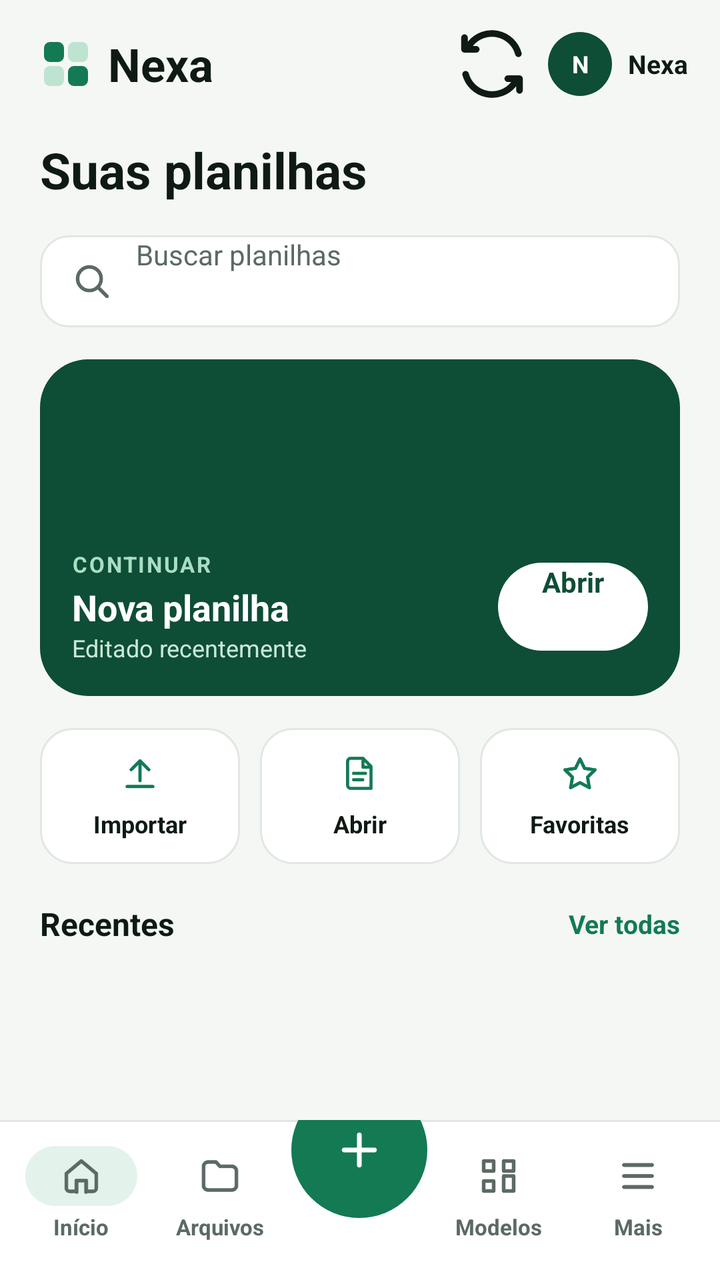
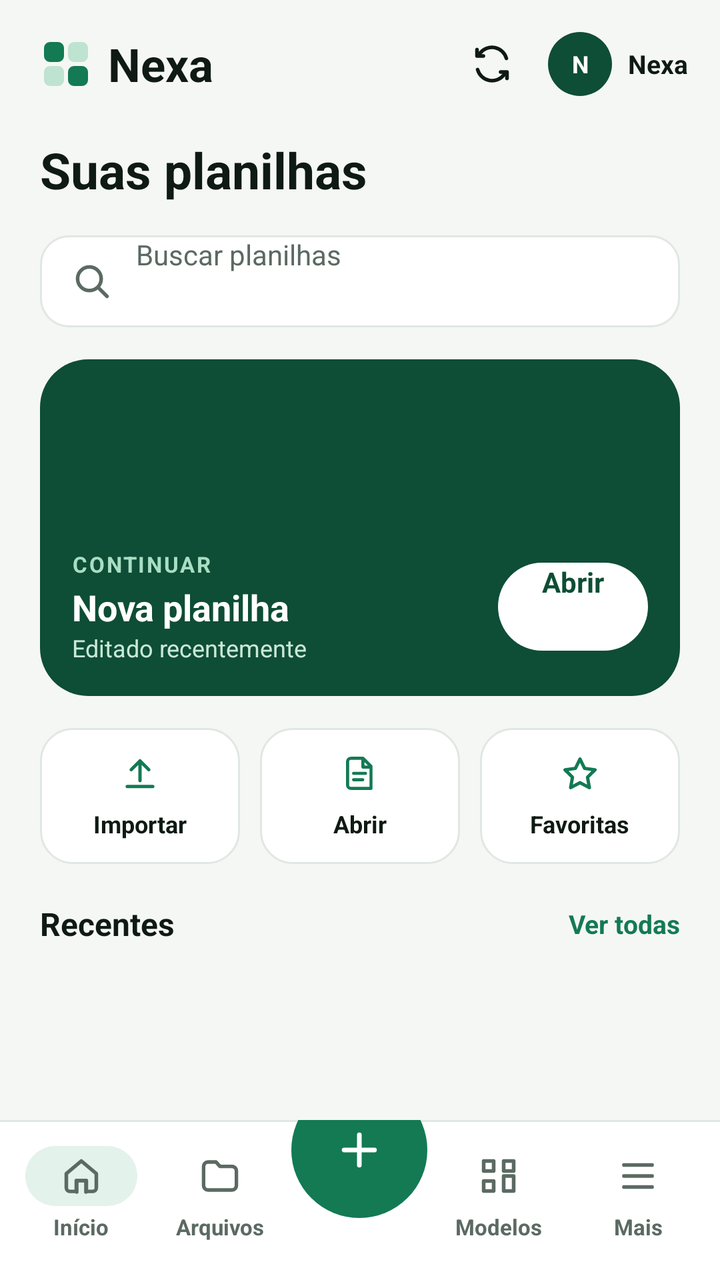

Before-and-after screenshots of an Android layout around one commit, followed by the original layout XML and the change that was made.
<!-- AndroidManifest.xml: activity theme Theme.Nexa.Starting -->
<!-- res/layout/activity_main.xml -->
<?xml version="1.0" encoding="utf-8"?>
<LinearLayout xmlns:android="http://schemas.android.com/apk/res/android" xmlns:app="http://schemas.android.com/apk/res-auto" android:layout_width="match_parent" android:layout_height="match_parent" android:orientation="vertical" android:background="@color/nexa_bg" android:fitsSystemWindows="true">
<LinearLayout android:id="@+id/header" android:layout_width="match_parent" android:layout_height="64dp" android:gravity="center_vertical" android:orientation="horizontal" android:paddingStart="20dp" android:paddingEnd="16dp">
<ImageView android:layout_width="26dp" android:layout_height="26dp" android:contentDescription="@string/cd_logo" android:src="@drawable/ic_logo"/>
<TextView android:layout_width="0dp" android:layout_height="wrap_content" android:layout_marginStart="8dp" android:layout_weight="1" android:text="@string/app_name" android:textColor="@color/nexa_ink" android:textSize="23sp" android:textStyle="bold"/>
<ImageButton android:id="@+id/btnRefresh" android:layout_width="44dp" android:layout_height="44dp" android:background="?attr/selectableItemBackgroundBorderless" android:contentDescription="@string/cd_refresh" android:src="@drawable/ic_refresh" app:tint="@color/nexa_ink"/>
<TextView android:id="@+id/avatar" android:layout_width="32dp" android:layout_height="32dp" android:layout_marginStart="6dp" android:background="@drawable/bg_avatar" android:gravity="center" android:text="@string/user_initials" android:textColor="@color/nexa_white" android:textSize="12sp" android:textStyle="bold"/>
<TextView android:id="@+id/userName" android:layout_width="wrap_content" android:layout_height="wrap_content" android:layout_marginStart="8dp" android:text="@string/user_name" android:textColor="@color/nexa_ink" android:textSize="13sp" android:textStyle="bold"/>
</LinearLayout>
<androidx.core.widget.NestedScrollView android:id="@+id/scroll" android:layout_width="match_parent" android:layout_height="0dp" android:layout_weight="1" android:clipToPadding="false" android:paddingBottom="40dp">
<LinearLayout android:layout_width="match_parent" android:layout_height="wrap_content" android:orientation="vertical" android:paddingStart="20dp" android:paddingEnd="20dp">
<TextView android:layout_width="wrap_content" android:layout_height="wrap_content" android:layout_marginTop="4dp" android:text="@string/title_sheets" android:textColor="@color/nexa_ink" android:textSize="25sp" android:textStyle="bold"/>
<EditText android:id="@+id/search" android:layout_width="match_parent" android:layout_height="46dp" android:layout_marginTop="16dp" android:background="@drawable/bg_input" android:drawableStart="@drawable/ic_search" android:drawablePadding="10dp" android:drawableTint="@color/nexa_muted" android:hint="@string/search_hint" android:imeOptions="actionSearch" android:inputType="text" android:maxLines="1" android:paddingStart="14dp" android:paddingEnd="14dp" android:textColor="@color/nexa_ink" android:textColorHint="@color/nexa_muted" android:textSize="14sp"/>
<LinearLayout android:layout_width="match_parent" android:layout_height="wrap_content" android:layout_marginTop="16dp" android:background="@drawable/bg_card_featured" android:orientation="vertical" android:padding="16dp">
<GridLayout android:id="@+id/gridPreview" android:layout_width="match_parent" android:layout_height="65dp" android:columnCount="8" android:rowCount="3"/>
<LinearLayout android:layout_width="match_parent" android:layout_height="wrap_content" android:layout_marginTop="14dp" android:gravity="center_vertical" android:orientation="horizontal">
<LinearLayout android:layout_width="0dp" android:layout_height="wrap_content" android:layout_weight="1" android:orientation="vertical"><TextView android:layout_width="wrap_content" android:layout_height="wrap_content" android:letterSpacing="0.08" android:text="@string/continue_label" android:textColor="@color/nexa_mint" android:textSize="11sp" android:textStyle="bold"/><TextView android:id="@+id/featuredName" android:layout_width="wrap_content" android:layout_height="wrap_content" android:layout_marginTop="2dp" android:text="@string/featured_name" android:textColor="@color/nexa_white" android:textSize="18sp" android:textStyle="bold"/><TextView android:id="@+id/featuredEdited" android:layout_width="wrap_content" android:layout_height="wrap_content" android:text="@string/featured_edited" android:textColor="@color/nexa_mint_soft" android:textSize="12sp"/></LinearLayout>
<Button android:id="@+id/btnOpen" android:layout_width="wrap_content" android:layout_height="44dp" android:background="@drawable/bg_button_white" android:minWidth="0dp" android:paddingStart="22dp" android:paddingEnd="22dp" android:stateListAnimator="@null" android:text="@string/open" android:textAllCaps="false" android:textColor="@color/nexa_green_deep" android:textSize="14sp" android:textStyle="bold"/>
</LinearLayout></LinearLayout>
<LinearLayout android:layout_width="match_parent" android:layout_height="68dp" android:layout_marginTop="16dp" android:orientation="horizontal">
<LinearLayout android:id="@+id/shortcutImport" android:layout_width="0dp" android:layout_height="68dp" android:layout_marginEnd="10dp" android:layout_weight="1" android:background="@drawable/bg_shortcut" android:clickable="true" android:focusable="true" android:gravity="center" android:orientation="vertical"><ImageView android:layout_width="22dp" android:layout_height="22dp" android:src="@drawable/ic_upload" app:tint="@color/nexa_green"/><TextView android:layout_width="wrap_content" android:layout_height="wrap_content" android:layout_marginTop="6dp" android:text="@string/shortcut_import" android:textColor="@color/nexa_ink" android:textSize="12sp" android:textStyle="bold"/></LinearLayout>
<LinearLayout android:id="@+id/shortcutOpen" android:layout_width="0dp" android:layout_height="68dp" android:layout_marginEnd="10dp" android:layout_weight="1" android:background="@drawable/bg_shortcut" android:clickable="true" android:focusable="true" android:gravity="center" android:orientation="vertical"><ImageView android:layout_width="22dp" android:layout_height="22dp" android:src="@drawable/ic_file" app:tint="@color/nexa_green"/><TextView android:layout_width="wrap_content" android:layout_height="wrap_content" android:layout_marginTop="6dp" android:text="@string/shortcut_open" android:textColor="@color/nexa_ink" android:textSize="12sp" android:textStyle="bold"/></LinearLayout>
<LinearLayout android:id="@+id/shortcutFavorites" android:layout_width="0dp" android:layout_height="68dp" android:layout_weight="1" android:background="@drawable/bg_shortcut" android:clickable="true" android:focusable="true" android:gravity="center" android:orientation="vertical"><ImageView android:layout_width="22dp" android:layout_height="22dp" android:src="@drawable/ic_star" app:tint="@color/nexa_green"/><TextView android:layout_width="wrap_content" android:layout_height="wrap_content" android:layout_marginTop="6dp" android:text="@string/shortcut_favorites" android:textColor="@color/nexa_ink" android:textSize="12sp" android:textStyle="bold"/></LinearLayout>
</LinearLayout>
<LinearLayout android:layout_width="match_parent" android:layout_height="28dp" android:layout_marginTop="16dp" android:gravity="center_vertical" android:orientation="horizontal"><TextView android:layout_width="0dp" android:layout_height="wrap_content" android:layout_weight="1" android:text="@string/recents" android:textColor="@color/nexa_ink" android:textSize="16sp" android:textStyle="bold"/><TextView android:id="@+id/btnSeeAll" android:layout_width="wrap_content" android:layout_height="wrap_content" android:text="@string/see_all" android:textColor="@color/nexa_green" android:textSize="13sp" android:textStyle="bold"/></LinearLayout>
<LinearLayout android:id="@+id/listRecents" android:layout_width="match_parent" android:layout_height="wrap_content" android:orientation="vertical"/>
</LinearLayout></androidx.core.widget.NestedScrollView>
<FrameLayout android:id="@+id/navBar" android:layout_width="match_parent" android:layout_height="80dp" android:background="@color/nexa_white" android:clipChildren="false" android:clipToPadding="false" app:layout_constraintBottom_toBottomOf="parent"><View android:layout_width="match_parent" android:layout_height="1dp" android:background="@color/nexa_line"/>
<LinearLayout android:layout_width="match_parent" android:layout_height="match_parent" android:clipChildren="false" android:orientation="horizontal" android:paddingStart="6dp" android:paddingEnd="6dp" android:paddingBottom="6dp" android:weightSum="5">
<LinearLayout android:id="@+id/navHome" android:layout_width="0dp" android:layout_height="match_parent" android:layout_weight="1" android:clickable="true" android:focusable="true" android:gravity="center" android:orientation="vertical"><FrameLayout android:layout_width="56dp" android:layout_height="30dp"><View android:id="@+id/pillHome" android:layout_width="match_parent" android:layout_height="match_parent" android:background="@drawable/bg_pill"/><ImageView android:id="@+id/iconHome" android:layout_width="24dp" android:layout_height="24dp" android:layout_gravity="center" android:src="@drawable/ic_home" app:tint="@color/nexa_muted"/></FrameLayout><TextView android:id="@+id/labelHome" android:layout_width="wrap_content" android:layout_height="wrap_content" android:layout_marginTop="3dp" android:text="@string/nav_home" android:textColor="@color/nexa_muted" android:textSize="11sp" android:textStyle="bold"/></LinearLayout>
<LinearLayout android:id="@+id/navFiles" android:layout_width="0dp" android:layout_height="match_parent" android:layout_weight="1" android:clickable="true" android:focusable="true" android:gravity="center" android:orientation="vertical"><FrameLayout android:layout_width="56dp" android:layout_height="30dp"><View android:id="@+id/pillFiles" android:layout_width="match_parent" android:layout_height="match_parent" android:background="@drawable/bg_pill" android:visibility="invisible"/><ImageView android:id="@+id/iconFiles" android:layout_width="24dp" android:layout_height="24dp" android:layout_gravity="center" android:src="@drawable/ic_folder" app:tint="@color/nexa_muted"/></FrameLayout><TextView android:id="@+id/labelFiles" android:layout_width="wrap_content" android:layout_height="wrap_content" android:layout_marginTop="3dp" android:text="@string/nav_files" android:textColor="@color/nexa_muted" android:textSize="11sp" android:textStyle="bold"/></LinearLayout>
<FrameLayout android:layout_width="0dp" android:layout_height="match_parent" android:layout_weight="1" android:clipChildren="false"><ImageButton android:id="@+id/btnCreate" android:layout_width="68dp" android:layout_height="68dp" android:layout_gravity="center" android:background="@drawable/bg_fab" android:contentDescription="@string/cd_create" android:elevation="6dp" android:padding="20dp" android:src="@drawable/ic_plus" android:translationY="-22dp" app:tint="@color/nexa_white"/></FrameLayout>
<LinearLayout android:id="@+id/navTemplates" android:layout_width="0dp" android:layout_height="match_parent" android:layout_weight="1" android:clickable="true" android:focusable="true" android:gravity="center" android:orientation="vertical"><FrameLayout android:layout_width="56dp" android:layout_height="30dp"><View android:id="@+id/pillTemplates" android:layout_width="match_parent" android:layout_height="match_parent" android:background="@drawable/bg_pill" android:visibility="invisible"/><ImageView android:id="@+id/iconTemplates" android:layout_width="24dp" android:layout_height="24dp" android:layout_gravity="center" android:src="@drawable/ic_templates" app:tint="@color/nexa_muted"/></FrameLayout><TextView android:id="@+id/labelTemplates" android:layout_width="wrap_content" android:layout_height="wrap_content" android:layout_marginTop="3dp" android:text="@string/nav_templates" android:textColor="@color/nexa_muted" android:textSize="11sp" android:textStyle="bold"/></LinearLayout>
<LinearLayout android:id="@+id/navMore" android:layout_width="0dp" android:layout_height="match_parent" android:layout_weight="1" android:clickable="true" android:focusable="true" android:gravity="center" android:orientation="vertical"><FrameLayout android:layout_width="56dp" android:layout_height="30dp"><View android:id="@+id/pillMore" android:layout_width="match_parent" android:layout_height="match_parent" android:background="@drawable/bg_pill" android:visibility="invisible"/><ImageView android:id="@+id/iconMore" android:layout_width="24dp" android:layout_height="24dp" android:layout_gravity="center" android:src="@drawable/ic_menu" app:tint="@color/nexa_muted"/></FrameLayout><TextView android:id="@+id/labelMore" android:layout_width="wrap_content" android:layout_height="wrap_content" android:layout_marginTop="3dp" android:text="@string/nav_more" android:textColor="@color/nexa_muted" android:textSize="11sp" android:textStyle="bold"/></LinearLayout>
</LinearLayout></FrameLayout>
</LinearLayout>
<!-- resources referenced by this layout -->
<resources>
  <color name="nexa_bg">#F5F7F4</color>
  <color name="nexa_green">#137A54</color>
  <color name="nexa_green_deep">#0E4D36</color>
  <color name="nexa_ink">#0F1A14</color>
  <color name="nexa_line">#E1E7E2</color>
  <color name="nexa_mint">#A9DEC4</color>
  <color name="nexa_mint_soft">#C9E8D8</color>
  <color name="nexa_muted">#5B6A62</color>
  <color name="nexa_white">#FFFFFF</color>
  <!-- drawable bg_avatar (drawable) -->
  <shape xmlns:android="http://schemas.android.com/apk/res/android" android:shape="oval"><solid android:color="@color/nexa_green_deep"/></shape>
  <!-- drawable bg_button_white (drawable) -->
  <shape xmlns:android="http://schemas.android.com/apk/res/android" android:shape="rectangle"><solid android:color="@color/nexa_white"/><corners android:radius="22dp"/></shape>
  <!-- drawable bg_card_featured (drawable) -->
  <shape xmlns:android="http://schemas.android.com/apk/res/android" android:shape="rectangle"><solid android:color="@color/nexa_green_deep"/><corners android:radius="24dp"/></shape>
  <!-- drawable bg_fab (drawable) -->
  <layer-list xmlns:android="http://schemas.android.com/apk/res/android"><item><shape android:shape="oval"><solid android:color="@color/nexa_bg"/></shape></item><item android:inset="5dp"><shape android:shape="oval"><solid android:color="@color/nexa_green"/></shape></item></layer-list>
  <!-- drawable bg_input (drawable) -->
  <shape xmlns:android="http://schemas.android.com/apk/res/android" android:shape="rectangle"><solid android:color="@color/nexa_white"/><corners android:radius="14dp"/><stroke android:width="1dp" android:color="@color/nexa_line"/></shape>
  <!-- drawable bg_pill (drawable) -->
  <shape xmlns:android="http://schemas.android.com/apk/res/android" android:shape="rectangle"><solid android:color="@color/nexa_green_tint"/><corners android:radius="15dp"/></shape>
  <!-- drawable bg_shortcut (drawable) -->
  <shape xmlns:android="http://schemas.android.com/apk/res/android" android:shape="rectangle"><solid android:color="@color/nexa_white"/><corners android:radius="16dp"/><stroke android:width="1dp" android:color="@color/nexa_line"/></shape>
  <!-- drawable ic_plus (drawable) -->
  <vector xmlns:android="http://schemas.android.com/apk/res/android" android:width="24dp" android:height="24dp" android:viewportWidth="24" android:viewportHeight="24"><path android:pathData="M12,5.5v13M5.5,12h13" android:strokeColor="#FFFFFF" android:strokeWidth="2" android:strokeLineCap="round"/></vector>
  <string name="app_name">Nexa</string>
  <string name="cd_create">Criar documento</string>
  <string name="cd_logo">Logo Nexa</string>
  <string name="cd_refresh">Atualizar</string>
  <string name="continue_label">CONTINUAR</string>
  <string name="featured_edited">Editado recentemente</string>
  <string name="featured_name">Nova planilha</string>
  <string name="nav_files">Arquivos</string>
  <string name="nav_home">Início</string>
  <string name="nav_more">Mais</string>
  <string name="nav_templates">Modelos</string>
  <string name="open">Abrir</string>
  <string name="recents">Recentes</string>
  <string name="search_hint">Buscar planilhas</string>
  <string name="see_all">Ver todas</string>
  <string name="shortcut_favorites">Favoritas</string>
  <string name="shortcut_import">Importar</string>
  <string name="shortcut_open">Abrir</string>
  <string name="title_sheets">Suas planilhas</string>
  <string name="user_initials">N</string>
  <string name="user_name">Nexa</string>
  <style name="Theme.Nexa.Starting" parent="Theme.SplashScreen"><item name="windowSplashScreenBackground">#010905</item><item name="windowSplashScreenAnimatedIcon">@drawable/nexa_splash</item><item name="postSplashScreenTheme">@style/AppTheme</item></style>
  <color name="nexa_green_tint">#E3F2EA</color>
  <color name="nexa_green_light">#BFE3D1</color>
</resources>

<!-- the commit's change to res/layout/activity_main.xml (unified diff, before → after) -->
@@ -3,7 +3,7 @@
 <LinearLayout android:id="@+id/header" android:layout_width="match_parent" android:layout_height="64dp" android:gravity="center_vertical" android:orientation="horizontal" android:paddingStart="20dp" android:paddingEnd="16dp">
 <ImageView android:layout_width="26dp" android:layout_height="26dp" android:contentDescription="@string/cd_logo" android:src="@drawable/ic_logo"/>
 <TextView android:layout_width="0dp" android:layout_height="wrap_content" android:layout_marginStart="8dp" android:layout_weight="1" android:text="@string/app_name" android:textColor="@color/nexa_ink" android:textSize="23sp" android:textStyle="bold"/>
-<ImageButton android:id="@+id/btnRefresh" android:layout_width="44dp" android:layout_height="44dp" android:background="?attr/selectableItemBackgroundBorderless" android:contentDescription="@string/cd_refresh" android:src="@drawable/ic_refresh" app:tint="@color/nexa_ink"/>
+<ImageView android:id="@+id/btnRefresh" android:layout_width="44dp" android:layout_height="44dp" android:background="@android:color/transparent" android:contentDescription="@string/cd_refresh" android:clickable="true" android:focusable="true" android:padding="10dp" android:src="@drawable/ic_refresh" android:tint="@color/nexa_ink"/>
 <TextView android:id="@+id/avatar" android:layout_width="32dp" android:layout_height="32dp" android:layout_marginStart="6dp" android:background="@drawable/bg_avatar" android:gravity="center" android:text="@string/user_initials" android:textColor="@color/nexa_white" android:textSize="12sp" android:textStyle="bold"/>
 <TextView android:id="@+id/userName" android:layout_width="wrap_content" android:layout_height="wrap_content" android:layout_marginStart="8dp" android:text="@string/user_name" android:textColor="@color/nexa_ink" android:textSize="13sp" android:textStyle="bold"/>
 </LinearLayout>
